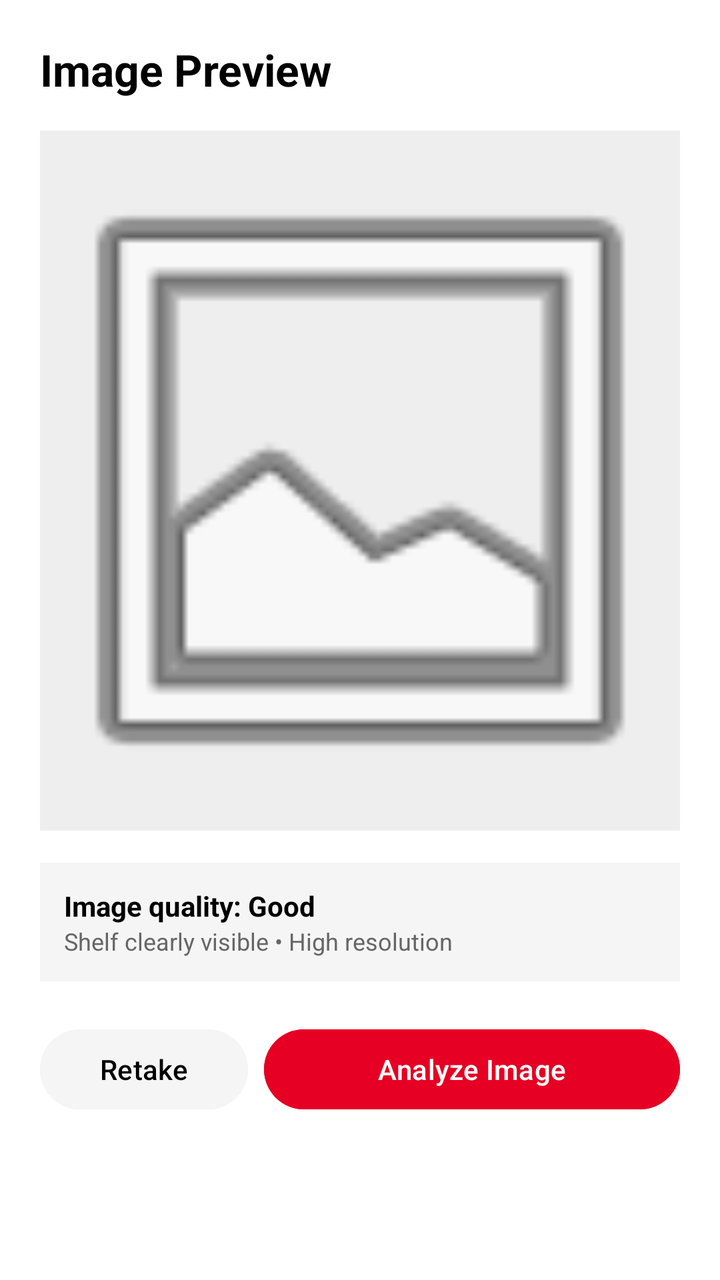
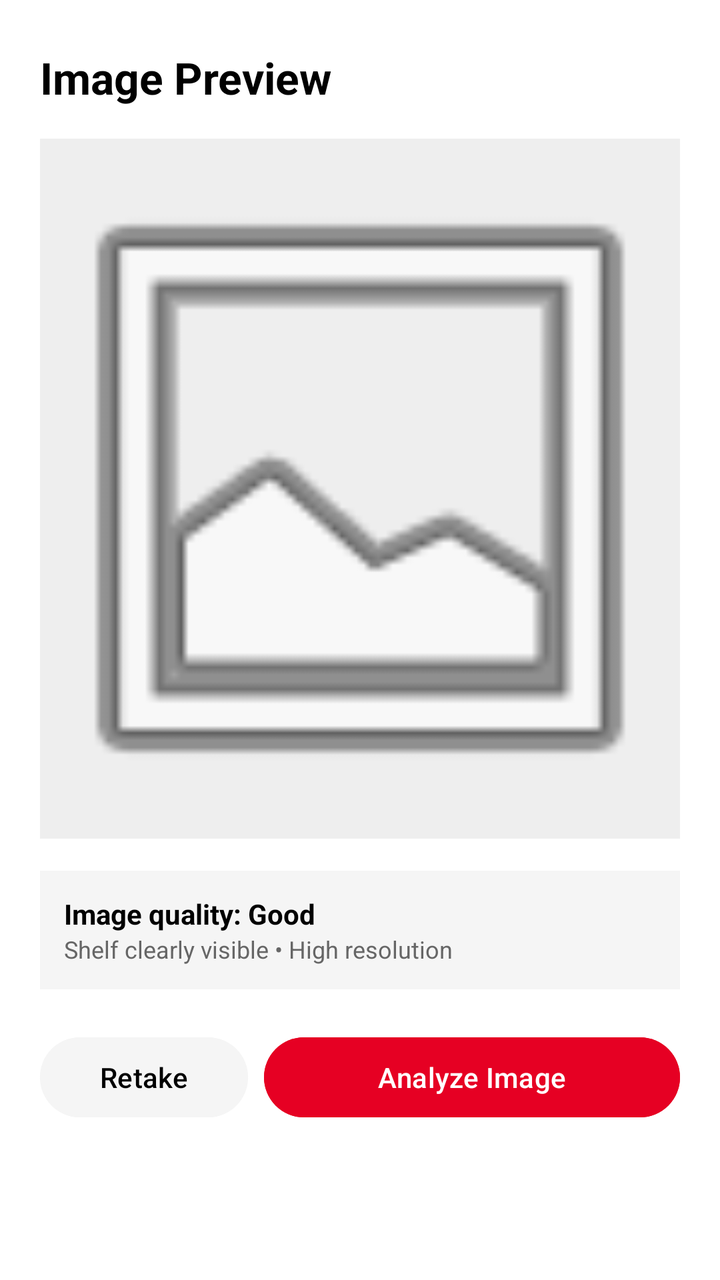

The first picture is an Android layout as it rendered before a commit; the second is the same layout after the commit. The layout source and the unified diff follow.
<!-- AndroidManifest.xml: application theme Theme.RetailShelfAuditApp -->
<!-- res/layout/activity_image_preview.xml -->
<?xml version="1.0" encoding="utf-8"?>
<ScrollView xmlns:android="http://schemas.android.com/apk/res/android"
    android:layout_width="match_parent"
    android:layout_height="match_parent"
    android:background="#FFFFFF">

    <LinearLayout
        android:layout_width="match_parent"
        android:layout_height="wrap_content"
        android:orientation="vertical"
        android:padding="20dp">

        <TextView
            android:layout_width="wrap_content"
            android:layout_height="wrap_content"
            android:text="Image Preview"
            android:textStyle="bold"
            android:textSize="22sp"
            android:textColor="#000000"
            android:layout_marginBottom="16dp"/>

        <ImageView
            android:id="@+id/imgShelf"
            android:layout_width="match_parent"
            android:layout_height="350dp"
            android:background="#EEEEEE"
            android:scaleType="centerCrop"
            android:src="@android:drawable/ic_menu_gallery"/>

        <LinearLayout
            android:layout_width="match_parent"
            android:layout_height="wrap_content"
            android:background="#F5F5F5"
            android:padding="12dp"
            android:layout_marginTop="16dp"
            android:orientation="vertical">

            <TextView
                android:layout_width="wrap_content"
                android:layout_height="wrap_content"
                android:text="Image quality: Good"
                android:textStyle="bold"
                android:textColor="#000000"/>

            <TextView
                android:layout_width="wrap_content"
                android:layout_height="wrap_content"
                android:text="Shelf clearly visible • High resolution"
                android:textColor="#666666"
                android:textSize="12sp"/>
        </LinearLayout>

        <LinearLayout
            android:layout_width="match_parent"
            android:layout_height="wrap_content"
            android:orientation="horizontal"
            android:layout_marginTop="20dp">

            <Button
                android:id="@+id/btnRetake"
                android:layout_width="0dp"
                android:layout_height="wrap_content"
                android:layout_weight="1"
                android:text="Retake"
                android:textColor="#000000"
                android:backgroundTint="#F5F5F5"
                android:layout_marginEnd="8dp"/>

            <Button
                android:id="@+id/btnAnalyze"
                android:layout_width="0dp"
                android:layout_height="wrap_content"
                android:layout_weight="2"
                android:text="Analyze Image"
                android:textColor="#FFFFFF"
                android:backgroundTint="#E60023"/>
        </LinearLayout>

    </LinearLayout>

</ScrollView>
<!-- resources referenced by this layout -->
<resources>
  <style name="Theme.RetailShelfAuditApp" parent="Base.Theme.RetailShelfAuditApp" />
  <style name="Base.Theme.RetailShelfAuditApp" parent="Theme.Material3.DayNight.NoActionBar">
          
          
      </style>
</resources>

<!-- the commit's change to res/layout/activity_image_preview.xml (unified diff, before → after) -->
@@ -8,7 +8,10 @@
         android:layout_width="match_parent"
         android:layout_height="wrap_content"
         android:orientation="vertical"
-        android:padding="20dp">
+        android:paddingStart="@dimen/screen_padding"
+        android:paddingEnd="@dimen/screen_padding"
+        android:paddingBottom="@dimen/screen_padding"
+        android:paddingTop="@dimen/spacing_large">
 
         <TextView
             android:layout_width="wrap_content"
<!-- resource entries referenced after the edit -->
@@ -1,5 +1,7 @@
 <!-- resources referenced by this layout -->
 <resources>
+  <dimen name="screen_padding">20dp</dimen>
+  <dimen name="spacing_large">24dp</dimen>
   <style name="Theme.RetailShelfAuditApp" parent="Base.Theme.RetailShelfAuditApp" />
   <style name="Base.Theme.RetailShelfAuditApp" parent="Theme.Material3.DayNight.NoActionBar">
           
